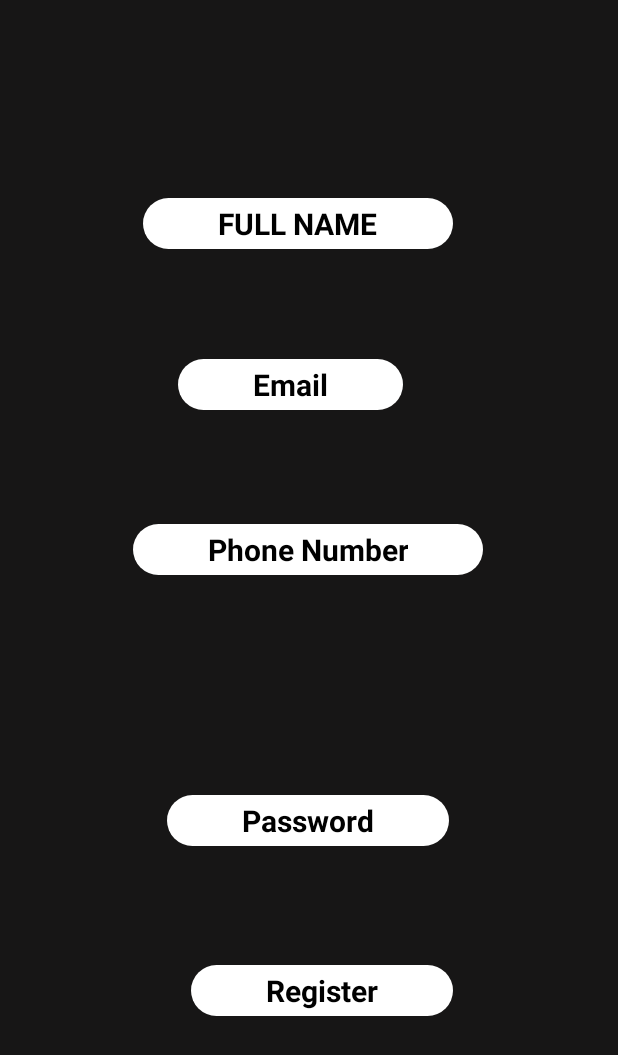
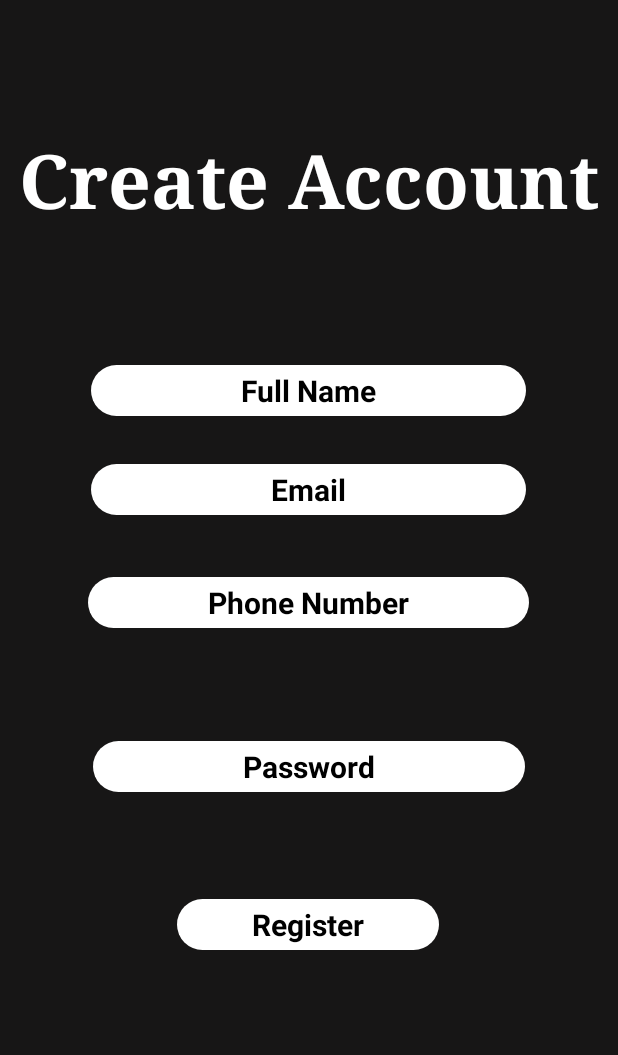
Before and after one commit to masterNIKA/WALLE, an Android app: the layout activity_create_account.xml on its own in the app's theme, with its tools: preview values and no code run, on a phone screen of 412 x 824 dp. Shown: the top 1055 px of the screen. Run offline under Robolectric (Android 15) with nearby library versions, the phone set to English and light mode, and no system bars.

Commit message:
changed design

```diff
--- a/app/src/main/res/layout/activity_create_account.xml
+++ b/app/src/main/res/layout/activity_create_account.xml
@@ -8,24 +8,39 @@
     android:background="#171616">
 
 
+    <TextView
+        android:layout_width="wrap_content"
+        android:layout_height="wrap_content"
+        android:fontFamily="serif"
+        android:text="Create Account"
+        android:textStyle="bold"
+        android:textColor="@color/white"
+        android:textSize="50sp"
+        app:layout_constraintBottom_toBottomOf="parent"
+        app:layout_constraintEnd_toEndOf="parent"
+        app:layout_constraintHorizontal_bias="0.49"
+        app:layout_constraintStart_toStartOf="parent"
+        app:layout_constraintTop_toTopOf="parent"
+        app:layout_constraintVertical_bias="0.114" />
+
     <EditText
         android:id="@+id/Create_Account_Customer_Name"
         android:layout_width="wrap_content"
         android:layout_height="wrap_content"
         android:background="@drawable/text_frame"
-        android:hint="FULL NAME"
-        android:paddingHorizontal="50dp"
+        android:hint="Full Name"
+        android:paddingHorizontal="100dp"
         android:paddingVertical="3dp"
         android:textColor="@color/black"
         android:textColorHint="@color/black"
-        android:textSize="20dp"
+        android:textSize="20sp"
         android:textStyle="bold"
         app:layout_constraintBottom_toBottomOf="parent"
         app:layout_constraintEnd_toEndOf="parent"
-        app:layout_constraintHorizontal_bias="0.463"
+        app:layout_constraintHorizontal_bias="0.497"
         app:layout_constraintStart_toStartOf="parent"
         app:layout_constraintTop_toTopOf="parent"
-        app:layout_constraintVertical_bias="0.167" />
+        app:layout_constraintVertical_bias="0.308" />
 
     <EditText
         android:id="@+id/Create_Account_Email"
@@ -34,58 +49,55 @@
         android:background="@drawable/text_frame"
         android:hint="Email"
         android:inputType="textEmailAddress"
-        android:paddingHorizontal="50dp"
+        android:paddingHorizontal="120dp"
         android:paddingVertical="3dp"
         android:textColor="@color/black"
         android:textColorHint="@color/black"
-        android:textSize="20dp"
+        android:textSize="20sp"
         android:textStyle="bold"
         app:layout_constraintBottom_toBottomOf="parent"
         app:layout_constraintEnd_toEndOf="parent"
-        app:layout_constraintHorizontal_bias="0.452"
+        app:layout_constraintHorizontal_bias="0.498"
         app:layout_constraintStart_toStartOf="parent"
         app:layout_constraintTop_toBottomOf="@+id/Create_Account_Customer_Name"
-        app:layout_constraintVertical_bias="0.118" />
+        app:layout_constraintVertical_bias="0.062" />
 
     <EditText
         android:id="@+id/Create_Account_Number"
         android:layout_width="wrap_content"
         android:layout_height="wrap_content"
-        android:layout_marginTop="76dp"
         android:background="@drawable/text_frame"
-        android:ems="10"
         android:hint="Phone Number"
         android:inputType="phone"
-        android:paddingHorizontal="50dp"
+        android:paddingHorizontal="80dp"
         android:paddingVertical="3dp"
         android:textColor="@color/black"
         android:textColorHint="@color/black"
-        android:textSize="20dp"
+        android:textSize="20sp"
         android:textStyle="bold"
         app:layout_constraintBottom_toBottomOf="parent"
         app:layout_constraintEnd_toEndOf="parent"
         app:layout_constraintHorizontal_bias="0.497"
         app:layout_constraintStart_toStartOf="parent"
-        app:layout_constraintTop_toBottomOf="@+id/Create_Account_Email"
-        app:layout_constraintVertical_bias="0.0" />
+        app:layout_constraintTop_toTopOf="parent"
+        app:layout_constraintVertical_bias="0.487" />
 
     <EditText
         android:id="@+id/Create_Account_Password"
         android:layout_width="wrap_content"
         android:layout_height="wrap_content"
-        android:layout_marginBottom="260dp"
+        android:layout_marginBottom="296dp"
         android:background="@drawable/text_frame"
         android:hint="Password"
         android:inputType="textPassword"
-        android:paddingHorizontal="50dp"
+        android:paddingHorizontal="100dp"
         android:paddingVertical="3dp"
         android:textColor="@color/black"
         android:textColorHint="@color/black"
-        android:textSize="20dp"
+        android:textSize="20sp"
         android:textStyle="bold"
         app:layout_constraintBottom_toBottomOf="parent"
         app:layout_constraintEnd_toEndOf="parent"
-        app:layout_constraintHorizontal_bias="0.497"
         app:layout_constraintStart_toStartOf="parent" />
 
     <TextView
@@ -99,13 +111,13 @@
         android:paddingVertical="3dp"
         android:textColor="@color/black"
         android:textColorHint="@color/black"
-        android:textSize="20dp"
+        android:textSize="20sp"
         android:textStyle="bold"
         app:layout_constraintBottom_toBottomOf="parent"
         app:layout_constraintEnd_toEndOf="parent"
-        app:layout_constraintHorizontal_bias="0.536"
+        app:layout_constraintHorizontal_bias="0.497"
         app:layout_constraintStart_toStartOf="parent"
         app:layout_constraintTop_toBottomOf="@+id/Create_Account_Password"
-        app:layout_constraintVertical_bias="0.351" />
+        app:layout_constraintVertical_bias="0.273" />
 
 </androidx.constraintlayout.widget.ConstraintLayout>
```
Also changed, not shown: app/src/main/res/layout/activity_email_verification.xml (+20 -7 lines), app/src/main/res/layout/activity_main.xml (+4 -3 lines), app/src/main/res/layout/activity_mobile_verification.xml (+13 -21 lines).
